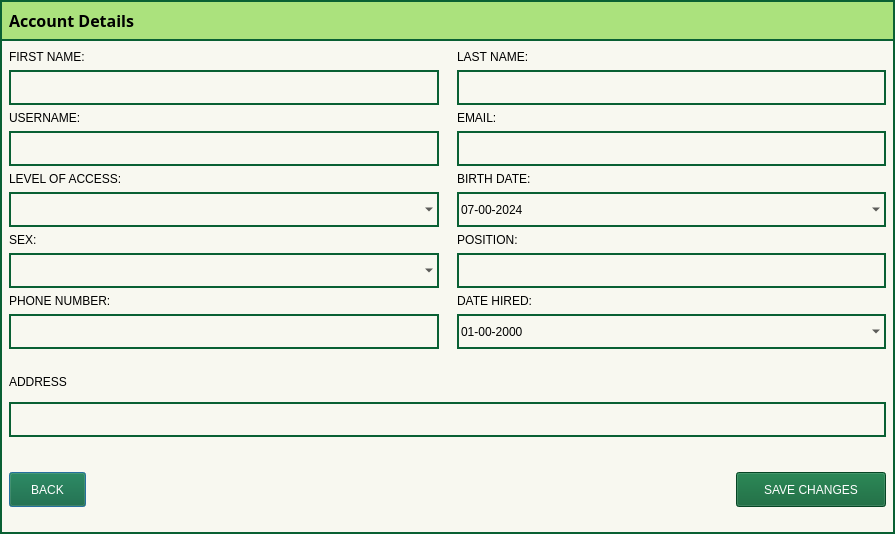
This is Screens/MainMenuScreens/Security/Dialogs/DLog_UpdateUserDetails.ui in Bideiro/Ranil_project_py as Qt 5 draws it before an edit. The edited form follows.
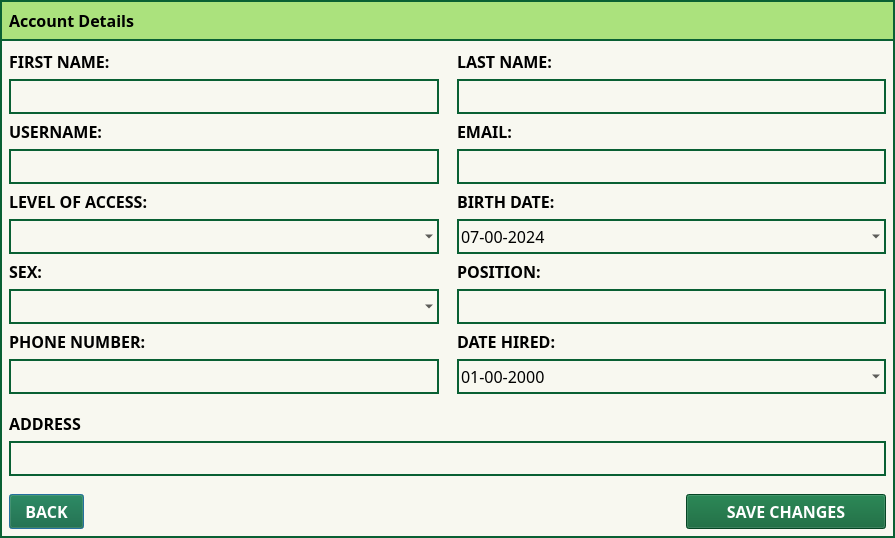
This is the edited form.

Patch:
```diff
--- a/Screens/MainMenuScreens/Security/Dialogs/DLog_UpdateUserDetails.ui
+++ b/Screens/MainMenuScreens/Security/Dialogs/DLog_UpdateUserDetails.ui
@@ -139,6 +139,13 @@
            <layout class="QVBoxLayout" name="verticalLayout">
             <item>
              <widget class="QLabel" name="label_2">
+              <property name="font">
+               <font>
+                <family>DM Sans</family>
+                <pointsize>12</pointsize>
+                <bold>true</bold>
+               </font>
+              </property>
               <property name="text">
                <string>FIRST NAME:</string>
               </property>
@@ -158,6 +165,14 @@
                 <height>35</height>
                </size>
               </property>
+              <property name="font">
+               <font>
+                <family>DM Sans</family>
+                <pointsize>12</pointsize>
+                <italic>false</italic>
+                <bold>false</bold>
+               </font>
+              </property>
               <property name="text">
                <string/>
               </property>
@@ -165,6 +180,13 @@
             </item>
             <item>
              <widget class="QLabel" name="label_3">
+              <property name="font">
+               <font>
+                <family>DM Sans</family>
+                <pointsize>12</pointsize>
+                <bold>true</bold>
+               </font>
+              </property>
               <property name="text">
                <string>USERNAME:</string>
               </property>
@@ -184,6 +206,14 @@
                 <height>35</height>
                </size>
               </property>
+              <property name="font">
+               <font>
+                <family>DM Sans</family>
+                <pointsize>12</pointsize>
+                <italic>false</italic>
+                <bold>false</bold>
+               </font>
+              </property>
               <property name="text">
                <string/>
               </property>
@@ -191,6 +221,13 @@
             </item>
             <item>
              <widget class="QLabel" name="label_4">
+              <property name="font">
+               <font>
+                <family>DM Sans</family>
+                <pointsize>12</pointsize>
+                <bold>true</bold>
+               </font>
+              </property>
               <property name="text">
                <string>LEVEL OF ACCESS:</string>
               </property>
@@ -210,10 +247,25 @@
                 <height>35</height>
                </size>
               </property>
+              <property name="font">
+               <font>
+                <family>DM Sans</family>
+                <pointsize>12</pointsize>
+                <italic>false</italic>
+                <bold>false</bold>
+               </font>
+              </property>
              </widget>
             </item>
             <item>
              <widget class="QLabel" name="label_5">
+              <property name="font">
+               <font>
+                <family>DM Sans</family>
+                <pointsize>12</pointsize>
+                <bold>true</bold>
+               </font>
+              </property>
               <property name="text">
                <string>SEX:</string>
               </property>
@@ -233,10 +285,25 @@
                 <height>35</height>
                </size>
               </property>
+              <property name="font">
+               <font>
+                <family>DM Sans</family>
+                <pointsize>12</pointsize>
+                <italic>false</italic>
+                <bold>false</bold>
+               </font>
+              </property>
              </widget>
             </item>
             <item>
              <widget class="QLabel" name="label_6">
+              <property name="font">
+               <font>
+                <family>DM Sans</family>
+                <pointsize>12</pointsize>
+                <bold>true</bold>
+               </font>
+              </property>
               <property name="text">
                <string>PHONE NUMBER:</string>
               </property>
@@ -256,6 +323,14 @@
                 <height>35</height>
                </size>
               </property>
+              <property name="font">
+               <font>
+                <family>DM Sans</family>
+                <pointsize>12</pointsize>
+                <italic>false</italic>
+                <bold>false</bold>
+               </font>
+              </property>
               <property name="text">
                <string/>
               </property>
@@ -281,6 +356,13 @@
            <layout class="QVBoxLayout" name="verticalLayout_2">
             <item>
              <widget class="QLabel" name="label_7">
+              <property name="font">
+               <font>
+                <family>DM Sans</family>
+                <pointsize>12</pointsize>
+                <bold>true</bold>
+               </font>
+              </property>
               <property name="text">
                <string>LAST NAME:</string>
               </property>
@@ -300,10 +382,25 @@
                 <height>35</height>
                </size>
               </property>
+              <property name="font">
+               <font>
+                <family>DM Sans</family>
+                <pointsize>12</pointsize>
+                <italic>false</italic>
+                <bold>false</bold>
+               </font>
+              </property>
              </widget>
             </item>
             <item>
              <widget class="QLabel" name="label_8">
+              <property name="font">
+               <font>
+                <family>DM Sans</family>
+                <pointsize>12</pointsize>
+                <bold>true</bold>
+               </font>
+              </property>
               <property name="text">
                <string>EMAIL:</string>
               </property>
@@ -323,10 +420,25 @@
                 <height>35</height>
                </size>
               </property>
+              <property name="font">
+               <font>
+                <family>DM Sans</family>
+                <pointsize>12</pointsize>
+                <italic>false</italic>
+                <bold>false</bold>
+               </font>
+              </property>
              </widget>
             </item>
             <item>
              <widget class="QLabel" name="label_9">
+              <property name="font">
+               <font>
+                <family>DM Sans</family>
+                <pointsize>12</pointsize>
+                <bold>true</bold>
+               </font>
+              </property>
               <property name="text">
                <string>BIRTH DATE:</string>
               </property>
@@ -346,6 +458,13 @@
                 <height>35</height>
                </size>
               </property>
+              <property name="font">
+               <font>
+                <family>DM Sans</family>
+                <pointsize>12</pointsize>
+                <bold>false</bold>
+               </font>
+              </property>
               <property name="dateTime">
                <datetime>
                 <hour>0</hour>
@@ -376,6 +495,13 @@
             </item>
             <item>
              <widget class="QLabel" name="label_10">
+              <property name="font">
+               <font>
+                <family>DM Sans</family>
+                <pointsize>12</pointsize>
+                <bold>true</bold>
+               </font>
+              </property>
               <property name="text">
                <string>POSITION:</string>
               </property>
@@ -395,6 +521,14 @@
                 <height>35</height>
                </size>
               </property>
+              <property name="font">
+               <font>
+                <family>DM Sans</family>
+                <pointsize>12</pointsize>
+                <italic>false</italic>
+                <bold>false</bold>
+               </font>
+              </property>
               <property name="text">
                <string/>
               </property>
@@ -402,6 +536,13 @@
             </item>
             <item>
              <widget class="QLabel" name="label_11">
+              <property name="font">
+               <font>
+                <family>DM Sans</family>
+                <pointsize>12</pointsize>
+                <bold>true</bold>
+               </font>
+              </property>
               <property name="text">
                <string>DATE HIRED:</string>
               </property>
@@ -421,6 +562,13 @@
                 <height>35</height>
                </size>
               </property>
+              <property name="font">
+               <font>
+                <family>DM Sans</family>
+                <pointsize>12</pointsize>
+                <bold>false</bold>
+               </font>
+              </property>
               <property name="buttonSymbols">
                <enum>QAbstractSpinBox::NoButtons</enum>
               </property>
@@ -446,6 +594,13 @@
         <layout class="QVBoxLayout" name="verticalLayout_3">
          <item>
           <widget class="QLabel" name="label_12">
+           <property name="font">
+            <font>
+             <family>DM Sans</family>
+             <pointsize>12</pointsize>
+             <bold>true</bold>
+            </font>
+           </property>
            <property name="text">
             <string>ADDRESS</string>
            </property>
@@ -465,6 +620,14 @@
              <height>35</height>
             </size>
            </property>
+           <property name="font">
+            <font>
+             <family>DM Sans</family>
+             <pointsize>12</pointsize>
+             <italic>false</italic>
+             <bold>false</bold>
+            </font>
+           </property>
            <property name="text">
             <string/>
            </property>
@@ -490,6 +653,13 @@
              <height>35</height>
             </size>
            </property>
+           <property name="font">
+            <font>
+             <family>DM Sans</family>
+             <pointsize>12</pointsize>
+             <bold>true</bold>
+            </font>
+           </property>
            <property name="text">
             <string>BACK</string>
            </property>
@@ -511,17 +681,24 @@
          <item>
           <widget class="QPushButton" name="update_btn">
            <property name="sizePolicy">
-            <sizepolicy hsizetype="Minimum" vsizetype="Fixed">
+            <sizepolicy hsizetype="Fixed" vsizetype="Fixed">
              <horstretch>0</horstretch>
              <verstretch>0</verstretch>
             </sizepolicy>
            </property>
            <property name="minimumSize">
             <size>
-             <width>150</width>
+             <width>200</width>
              <height>35</height>
             </size>
            </property>
+           <property name="font">
+            <font>
+             <family>DM Sans</family>
+             <pointsize>12</pointsize>
+             <bold>true</bold>
+            </font>
+           </property>
            <property name="text">
             <string>SAVE CHANGES</string>
            </property>
```
Left out of the diff: 3 changed lines with no effect on the pictures.
